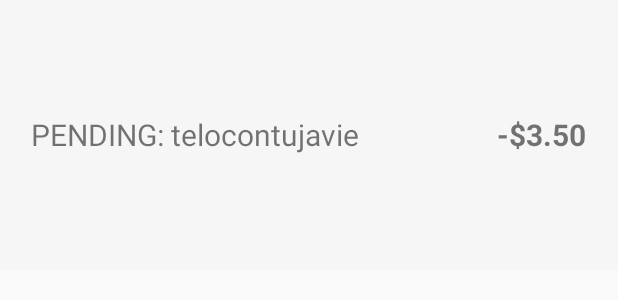
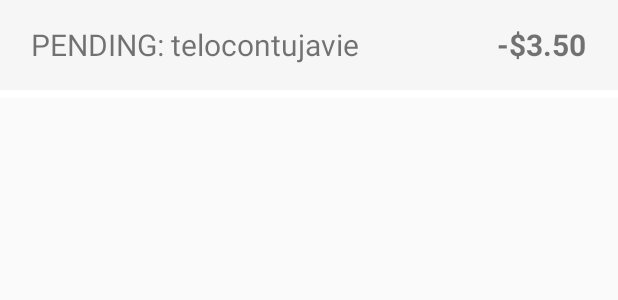
Before and after one commit to rodvar/cwbprep, an Android app: the layout transaction.xml on its own in the app's theme, with its tools: preview values and no code run, on a phone screen of 412 x 824 dp. Shown: the top 300 px of the screen. Run offline under Robolectric (Android 15) with nearby library versions, the phone set to English and light mode, and no system bars.

```diff
--- a/app/src/main/java/com/rodvar/cwbprep/MainActivity.kt
+++ b/app/src/main/java/com/rodvar/cwbprep/MainActivity.kt
@@ -65,6 +65,8 @@ class MainActivity : BaseActivity() {
         var description: TextView = view.description
         var amount: TextView = view.amount
         var localizable: ImageView = view.locationable
+        var date: TextView = view.date
+        var header: ViewGroup = view.header
     }
 
     private inner class TransactionListAdapter (val presenter: MainActivityPresenter) :
--- a/app/src/main/java/com/rodvar/cwbprep/domain/AccountDetails.kt
+++ b/app/src/main/java/com/rodvar/cwbprep/domain/AccountDetails.kt
@@ -1,5 +1,6 @@
 package com.rodvar.cwbprep.domain
 
+import com.rodvar.cwbprep.util.DateUtil
 import com.squareup.moshi.Json
 
 data class AccountDetails (
@@ -25,7 +26,7 @@ data class AccountDetails (
         if (list == null)
             return listOf()
         else
-            return list.sortedByDescending { it.effectiveDate }
+            return list.sortedByDescending { DateUtil.parseDateString(it.effectiveDate!!) }
     }
 
     fun transactionsSize(): Int {
--- a/app/src/main/res/layout/transaction.xml
+++ b/app/src/main/res/layout/transaction.xml
@@ -1,12 +1,50 @@
 <?xml version="1.0" encoding="utf-8"?>
+<RelativeLayout android:id="@+id/container"
+    xmlns:android="http://schemas.android.com/apk/res/android"
+    android:layout_width="match_parent"
+    android:layout_height="wrap_content"
+    android:paddingBottom="5dp"
+    android:background="@color/White">
+
+    <RelativeLayout
+        android:id="@+id/header"
+        android:layout_width="match_parent"
+        android:layout_height="40dp"
+        android:background="@color/Yellow"
+        android:paddingLeft="10dp"
+        android:paddingRight="10dp"
+        android:visibility="gone">
+        <TextView
+            android:id="@+id/date"
+            android:layout_width="wrap_content"
+            android:layout_height="wrap_content"
+            android:layout_centerVertical="true"
+            android:text="07 JAN 2017"
+            android:textSize="20sp"
+            android:textStyle="bold"
+            android:textColor="@color/Black"/>
+        <TextView
+            android:id="@+id/time_gone"
+            android:layout_width="wrap_content"
+            android:layout_height="wrap_content"
+            android:layout_centerVertical="true"
+            android:text="Today"
+            android:layout_alignParentRight="true"
+            android:textSize="20sp"
+            android:textStyle="bold"
+            android:textColor="@color/Black"
+            android:visibility="gone"/>
+    </RelativeLayout>
+
     <RelativeLayout xmlns:android="http://schemas.android.com/apk/res/android"
         android:layout_width="match_parent"
-    android:layout_height="180dp"
+        android:layout_height="60dp"
         android:paddingTop="10dp"
         android:paddingBottom="15dp"
         android:paddingLeft="5dp"
         android:paddingRight="5dp"
-    android:background="@color/LightGrey">
+        android:background="@color/LightGrey"
+        android:layout_below="@+id/header">
 
         <TextView
             android:id="@+id/description"
@@ -46,3 +84,4 @@
             />
 
     </RelativeLayout>
+</RelativeLayout>
```
Also changed, not shown: app/src/main/java/com/rodvar/cwbprep/MainActivityPresenter.kt (+16 -1 lines), app/src/main/java/com/rodvar/cwbprep/util/DateUtil.kt (added, +28 -0 lines). Lines whose indentation alone changed are shown as unchanged.
